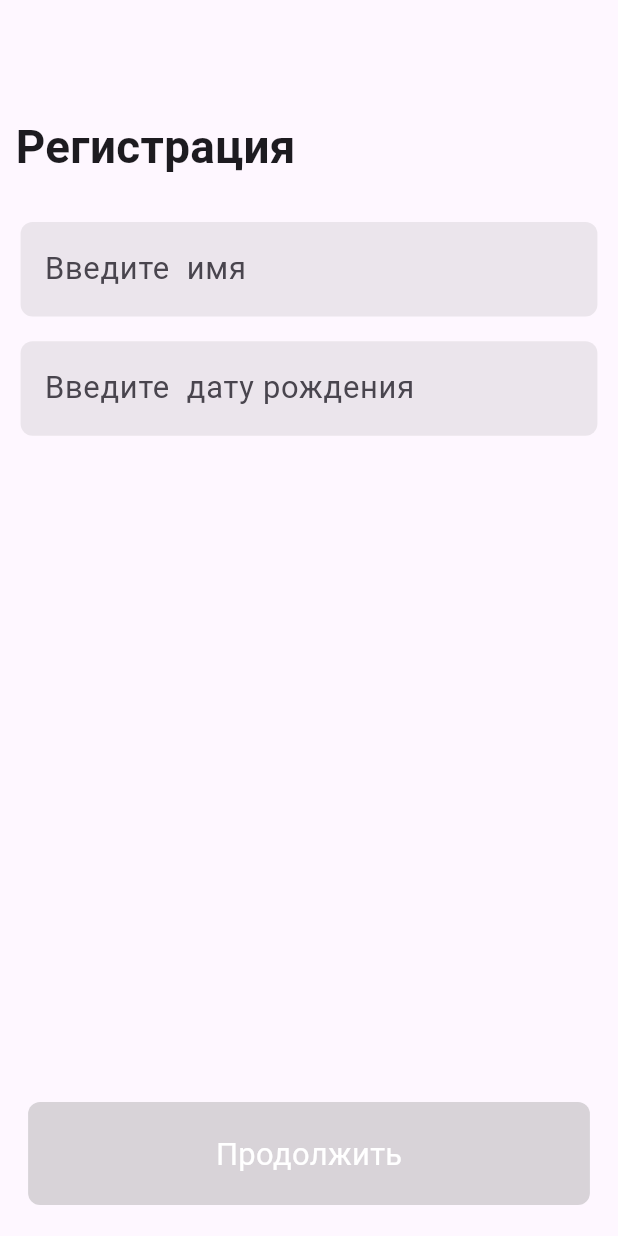
After one commit to NurulloFayz/ecommerceulab, a Flutter app: the EnterNameBDatePage screen opened directly, on a phone screen of 412 x 824 dp. The commit adds this screen. Run offline on Flutter 3.47's test engine with Material 3 defaults, Android fonts, the phone set to English and light mode, and no system bars; our stand-ins replace country_code_picker, introduction_screen.

Commit message:
added name and birth date page

```diff
--- a/lib/main.dart
+++ b/lib/main.dart
@@ -1,5 +1,6 @@
 import 'package:ecommerce_ulab/pages/auth_pages/email_page.dart';
 import 'package:ecommerce_ulab/pages/auth_pages/enter_email_code_page.dart';
+import 'package:ecommerce_ulab/pages/auth_pages/enter_name_bdate.dart';
 import 'package:ecommerce_ulab/pages/home_page.dart';
 import 'package:ecommerce_ulab/pages/onBoarding_page.dart';
 import 'package:ecommerce_ulab/pages/pages.dart';
@@ -24,7 +25,7 @@ class MyApp extends StatelessWidget {
         colorScheme: ColorScheme.fromSeed(seedColor: Colors.deepPurple),
         useMaterial3: true,
       ),
-      home: const OnBoardingPage(),
+      home: const MyPages(),
       routes: {
         EmailPage.id:(context) => EmailPage(),
         EnterEmailCodePage.id:(context) => EnterEmailCodePage(''),
--- a/lib/pages/auth_pages/enter_email_code_page.dart
+++ b/lib/pages/auth_pages/enter_email_code_page.dart
@@ -87,7 +87,7 @@ class _EnterEmailCodePageState extends State<EnterEmailCodePage> {
                         if(view.typedText.isEmpty) {
                           return;
                         } else {
-                          view.navigateToHomePage(context);
+                          view.navigateToEnterNameBDatePage(context);
                         }
                       },
                       child: Container(
--- /dev/null
+++ b/lib/pages/auth_pages/enter_name_bdate.dart
@@ -0,0 +1,122 @@
+import 'package:flutter/material.dart';
+import 'package:provider/provider.dart';
+
+import '../../utils/color.dart';
+import '../../utils/strings.dart';
+import '../../views/view_enter_name_bdate_page.dart';
+
+class EnterNameBDatePage extends StatefulWidget {
+  static const String id = 'enter_name_bdate_page';
+  const EnterNameBDatePage({super.key});
+
+  @override
+  State<EnterNameBDatePage> createState() => _EnterNameBDatePageState();
+}
+
+class _EnterNameBDatePageState extends State<EnterNameBDatePage> {
+  ViewEnterNameBDatePage view = ViewEnterNameBDatePage();
+  @override
+  Widget build(BuildContext context) {
+    double screenWidth = MediaQuery.of(context).size.width;
+    double screenHeight = MediaQuery.of(context).size.height;
+    return Scaffold(
+        appBar: AppBar(),
+      body:ChangeNotifierProvider(
+        create: (context) => view,
+        child: Consumer<ViewEnterNameBDatePage> (
+          builder: (context,view,index) {
+            return Column(
+              children: [
+                SizedBox(height: screenHeight / 40,),
+                Row(
+                  children: [
+                    SizedBox(width:screenWidth / 40),
+                    Column(
+                      crossAxisAlignment: CrossAxisAlignment.start,
+                      children: [
+                        Text(Strings.authText7,style: TextStyle(fontWeight: FontWeight.w600,
+                            fontSize: screenHeight / 27
+                        ),),
+                      ],
+                    ),
+                  ],
+                ),
+                SizedBox(height: screenHeight / 30),
+                Container(
+                  margin: EdgeInsets.only(right: MediaQuery.of(context).size.width/30,
+                    left:  MediaQuery.of(context).size.width/30,
+                  ),
+                  child: TextField(
+                    controller: view.name,
+                    style: TextStyle(fontSize: MediaQuery.of(context).size.height/40),
+                    onChanged: (value) {
+                      view.changeValue(value);
+                    },
+
+                    decoration: InputDecoration(
+                        hintText: Strings.authTextBDateHintText2,
+                        filled: true,
+                        fillColor: Colors.grey.withOpacity(0.2),
+                        border: OutlineInputBorder(
+                            borderSide: BorderSide.none,
+                            borderRadius: BorderRadius.circular(8)
+                        )
+                    ),
+                  ),
+                ),
+                SizedBox(height: screenHeight / 50),
+                Container(
+                  margin: EdgeInsets.only(right: MediaQuery.of(context).size.width/30,
+                    left:  MediaQuery.of(context).size.width/30,
+                  ),
+                  child: TextField(
+                    controller: view.birthDate,
+                    style: TextStyle(fontSize: MediaQuery.of(context).size.height/40),
+                    onChanged: (value) {
+                      view.changeValue(value);
+                    },
+
+                    decoration: InputDecoration(
+                        hintText: Strings.authTextBDateHintText,
+                        filled: true,
+                        fillColor: Colors.grey.withOpacity(0.2),
+                        border: OutlineInputBorder(
+                            borderSide: BorderSide.none,
+                            borderRadius: BorderRadius.circular(8)
+                        )
+                    ),
+                  ),
+                ),
+                Spacer(),
+                GestureDetector(
+                  onTap: () {
+                    if(view.typedText.isEmpty) {
+                      return;
+                    } else {
+                      //view.navigateToEnterEmailCodePage(context);
+                      view.navigateToMyPages(context);
+                    }
+                  },
+                  child: Container(
+                    height: MediaQuery.of(context).size.height/12,
+                    width: MediaQuery.of(context).size.width/1.1,
+                    decoration: BoxDecoration(
+                      borderRadius: BorderRadius.circular(8),
+                      color: view.typedText.isEmpty ? Colors.grey.withOpacity(0.4) : buttonColor,
+                    ),
+                    child: Center(
+                      child: Text(Strings.buttonText,style: TextStyle(fontSize: MediaQuery.of(context).size.height/40,
+                          color: Colors.white
+                      ),),
+                    ),
+                  ),
+                ),
+                SizedBox(height: MediaQuery.of(context).size.height/40,)
+              ],
+            );
+          }
+        ),
+      )
+    );
+  }
+}
--- a/lib/utils/strings.dart
+++ b/lib/utils/strings.dart
@@ -13,9 +13,13 @@ class Strings {
   static String authText4 = 'Введите код';
   static String authText5 = 'Отправили код на номер ';// here registered number should come
   static String authText6 = 'Изменить номер';
-  static String authText7 = 'Регистрируйтесь';
+  static String authText7 = 'Регистрация';
   static String authText8 = 'пароль';
   static String authText9 = 'Отправили код на ';
+  static String authText10 = 'ФИО';
+  static String authText11 = 'Дата рождения';
+  static String authTextBDateHintText = 'Введите  дату рождения ';
+  static String authTextBDateHintText2 = 'Введите  имя';
   /// auth error texts
   static String errorText1 = 'Неверный код';
   static String errorText2 = 'Отправить еще раз';
--- a/lib/views/view_enter_email_code_page.dart
+++ b/lib/views/view_enter_email_code_page.dart
@@ -2,6 +2,7 @@
 
 
 import 'package:ecommerce_ulab/pages/auth_pages/email_page.dart';
+import 'package:ecommerce_ulab/pages/auth_pages/enter_name_bdate.dart';
 import 'package:ecommerce_ulab/pages/home_page.dart';
 import 'package:ecommerce_ulab/pages/pages.dart';
 import 'package:flutter/cupertino.dart';
@@ -23,7 +24,7 @@ class ViewEnterEmailCodePage extends ChangeNotifier{
   backToEmailPage(BuildContext context) {
     Navigator.pushReplacementNamed(context, EmailPage.id);
   }
-  void navigateToHomePage(BuildContext context) {
-    Navigator.pushReplacement(context,MaterialPageRoute(builder: (context) => MyPages()));
+  void navigateToEnterNameBDatePage(BuildContext context) {
+    Navigator.pushReplacement(context,MaterialPageRoute(builder: (context) => EnterNameBDatePage()));
   }
 }
--- /dev/null
+++ b/lib/views/view_enter_name_bdate_page.dart
@@ -0,0 +1,19 @@
+
+
+import 'package:ecommerce_ulab/pages/pages.dart';
+import 'package:flutter/cupertino.dart';
+import 'package:flutter/material.dart';
+
+class ViewEnterNameBDatePage extends ChangeNotifier{
+  var name = TextEditingController();
+  var birthDate = TextEditingController();
+  final FocusNode textFieldFocusNode = FocusNode();
+  String typedText = '';
+  changeValue(value) {
+    typedText = value;
+    notifyListeners();
+  }
+  void navigateToMyPages(BuildContext context) {
+    Navigator.pushReplacement(context, MaterialPageRoute(builder: (context) => MyPages()));
+  }
+}
```
Also changed, not shown: pubspec.lock.
